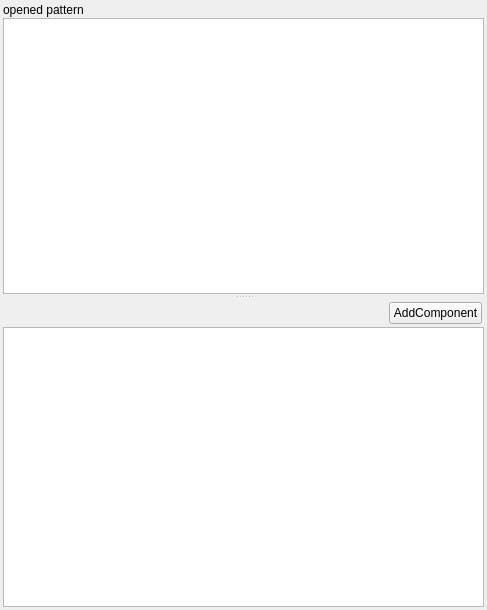
Before: the Qt Designer form Source/Tools/MGEditor/EntityEditorDockWindow/EntityEditor.ui in cat-anna/MoonGlare, drawn with Qt 5.
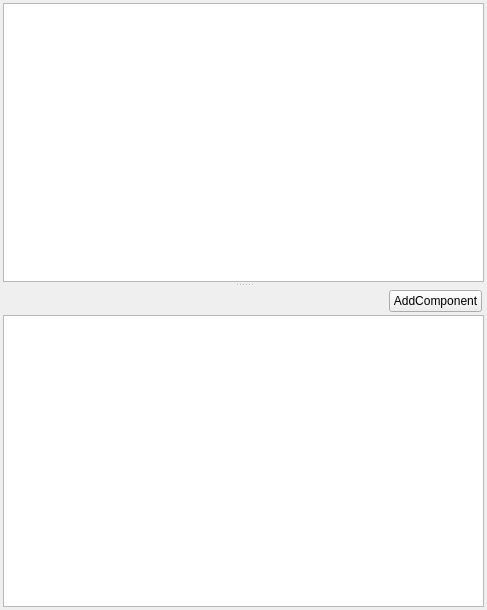
After: the same form once the commit is applied.

Commit message: [Editor] Empty file handling in EntityEditor

Patch:
```diff
--- a/Source/Tools/MGEditor/EntityEditorDockWindow/EntityEditor.ui
+++ b/Source/Tools/MGEditor/EntityEditorDockWindow/EntityEditor.ui
@@ -76,13 +76,6 @@
            <property name="bottomMargin">
             <number>1</number>
            </property>
-           <item>
-            <widget class="QLabel" name="labelPatternName">
-             <property name="text">
-              <string>opened pattern</string>
-             </property>
-            </widget>
-           </item>
            <item>
             <widget class="QTreeView" name="treeView"/>
            </item>
```
The commit also changes 2 other files.
